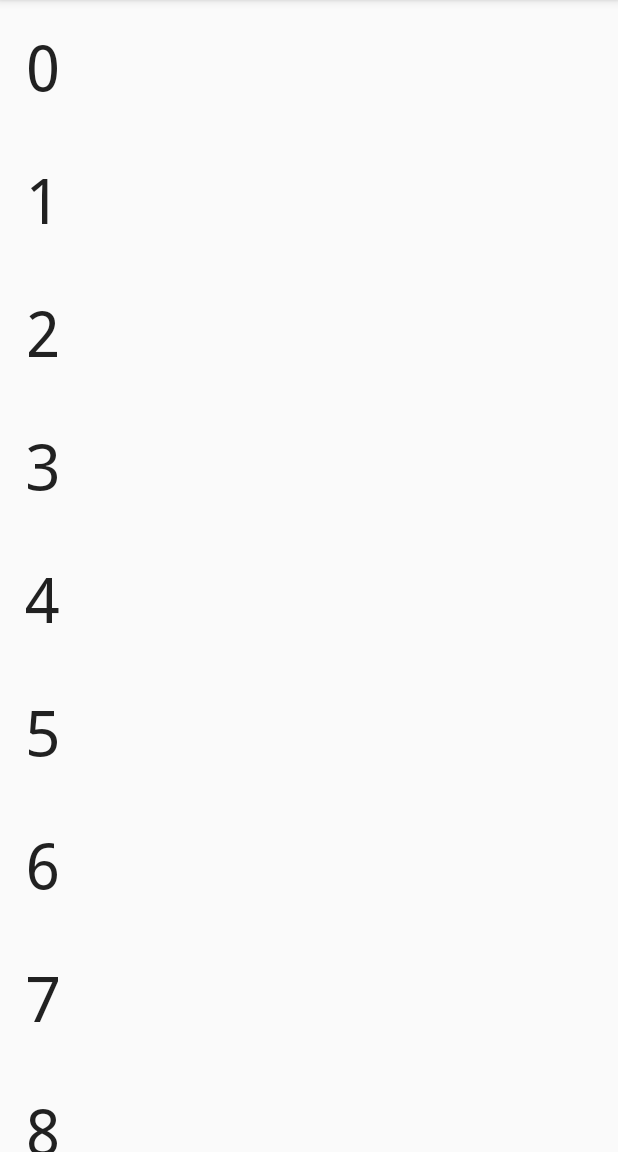
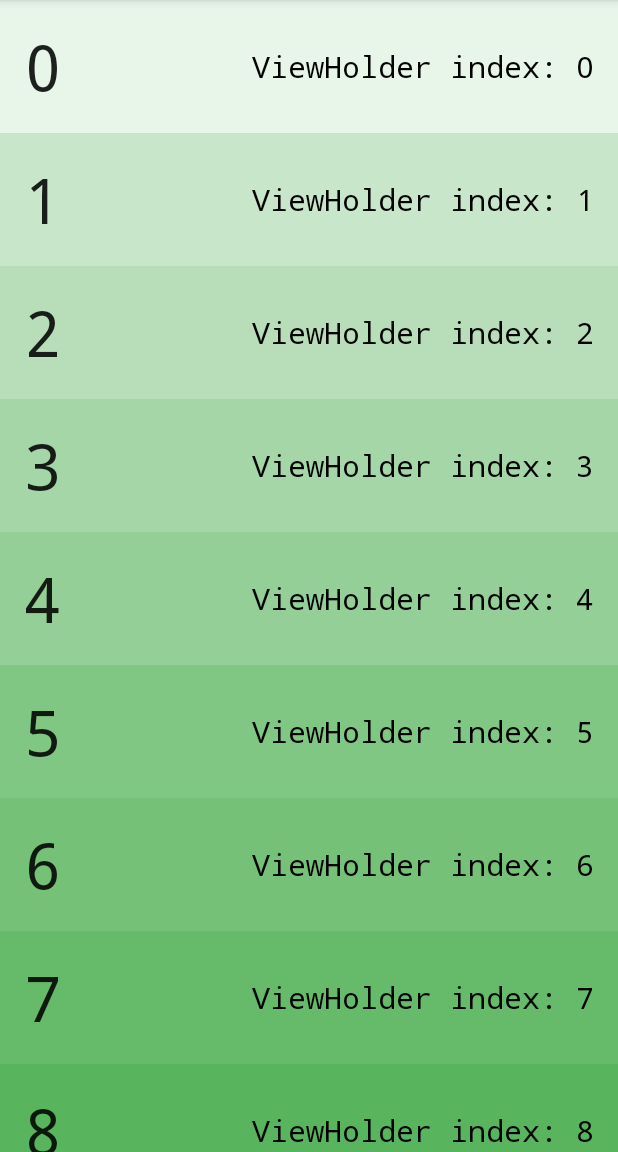
Before and after one commit to i-64/Green-Recycler-View, an Android app: the screen it shows after launch (MainActivity), on a phone screen of 412 x 824 dp, the part 84-1236 px from its top. Run offline under Robolectric (Android 15) with nearby library versions, the phone set to English and light mode, and no system bars.

Commit message:
Added green color

```diff
--- a/app/src/main/java/com/example/android/recyclerview/GreenAdapter.java
+++ b/app/src/main/java/com/example/android/recyclerview/GreenAdapter.java
@@ -39,6 +39,51 @@ public class GreenAdapter extends RecyclerView.Adapter<GreenAdapter.NumberViewHo
 
     private static final String TAG = GreenAdapter.class.getSimpleName();
 
+    // COMPLETED (8) Add a private static int called viewHolderCount that will hold the total number of ViewHolders that are created
+    /*
+     * The number of ViewHolders that have been created. Typically, you can figure out how many
+     * there should be by determining how many list items fit on your screen at once and add 2 to 4
+     * to that number. That isn't the exact formula, but will give you an idea of how many
+     * ViewHolders have been created to display any given RecyclerView.
+     *
+     * Here's some ASCII art to hopefully help you understand:
+     *
+     *    ViewHolders on screen:
+     *
+     *        *-----------------------------*
+     *        |         ViewHolder index: 0 |
+     *        *-----------------------------*
+     *        |         ViewHolder index: 1 |
+     *        *-----------------------------*
+     *        |         ViewHolder index: 2 |
+     *        *-----------------------------*
+     *        |         ViewHolder index: 3 |
+     *        *-----------------------------*
+     *        |         ViewHolder index: 4 |
+     *        *-----------------------------*
+     *        |         ViewHolder index: 5 |
+     *        *-----------------------------*
+     *        |         ViewHolder index: 6 |
+     *        *-----------------------------*
+     *        |         ViewHolder index: 7 |
+     *        *-----------------------------*
+     *
+     *    Extra ViewHolders (off screen)
+     *
+     *        *-----------------------------*
+     *        |         ViewHolder index: 8 |
+     *        *-----------------------------*
+     *        |         ViewHolder index: 9 |
+     *        *-----------------------------*
+     *        |         ViewHolder index: 10|
+     *        *-----------------------------*
+     *        |         ViewHolder index: 11|
+     *        *-----------------------------*
+     *
+     *    Total number of ViewHolders = 11
+     */
+    private static int viewHolderCount;
+
     private int mNumberItems;
 
     /**
@@ -49,7 +94,10 @@ public class GreenAdapter extends RecyclerView.Adapter<GreenAdapter.NumberViewHo
      */
     public GreenAdapter(int numberOfItems) {
         mNumberItems = numberOfItems;
+        // COMPLETED (9) When a new GreenAdapter is created, set the viewHolderCount to 0
+        viewHolderCount = 0;
     }
+
     /**
      *
      * This gets called when each new ViewHolder is created. This happens when the RecyclerView
@@ -72,6 +120,19 @@ public class GreenAdapter extends RecyclerView.Adapter<GreenAdapter.NumberViewHo
         View view = inflater.inflate(layoutIdForListItem, viewGroup, shouldAttachToParentImmediately);
         NumberViewHolder viewHolder = new NumberViewHolder(view);
 
+        // COMPLETED (12) Set the text of viewHolderIndex to "ViewHolder index: " + viewHolderCount
+        viewHolder.viewHolderIndex.setText("ViewHolder index: " + viewHolderCount);
+
+        // COMPLETED (13) Use ColorUtils.getViewHolderBackgroundColorFromInstance and pass in a Context and the viewHolderCount
+        int backgroundColorForViewHolder = ColorUtils
+                .getViewHolderBackgroundColorFromInstance(context, viewHolderCount);
+        // COMPLETED (14) Set the background color of viewHolder.itemView with the color from above
+        viewHolder.itemView.setBackgroundColor(backgroundColorForViewHolder);
+
+        // COMPLETED (15) Increment viewHolderCount and log its value
+        viewHolderCount++;
+        Log.d(TAG, "onCreateViewHolder: number of ViewHolders created: "
+                + viewHolderCount);
         return viewHolder;
     }
 
@@ -109,6 +170,9 @@ public class GreenAdapter extends RecyclerView.Adapter<GreenAdapter.NumberViewHo
 
         // Will display the position in the list, ie 0 through getItemCount() - 1
         TextView listItemNumberView;
+        // COMPLETED (10) Add a TextView variable to display the ViewHolder index
+        // Will display which ViewHolder is displaying this data
+        TextView viewHolderIndex;
 
         /**
          * Constructor for our ViewHolder. Within this constructor, we get a reference to our
@@ -121,6 +185,9 @@ public class GreenAdapter extends RecyclerView.Adapter<GreenAdapter.NumberViewHo
             super(itemView);
 
             listItemNumberView = (TextView) itemView.findViewById(R.id.tv_item_number);
+
+            // COMPLETED (11) Use itemView.findViewById to get a reference to tv_view_holder_instance
+            viewHolderIndex = (TextView) itemView.findViewById(R.id.tv_view_holder_instance);
         }
 
         /**
--- a/app/src/main/res/layout/number_list_item.xml
+++ b/app/src/main/res/layout/number_list_item.xml
@@ -29,4 +29,21 @@
         android:fontFamily="monospace"
         android:textSize="42sp"
         tools:text="#42" />
+
+    <!--COMPLETED (1) Add a TextView with id "@+id/tv_view_holder_instance-->
+    <!--COMPLETED (2) Set the style to @style/TextAppearance.AppCompat.Title-->
+    <!--COMPLETED (3) Set the width and the height to wrap_content-->
+    <!--COMPLETED (4) Align the TextView to the end of the parent-->
+    <!--COMPLETED (5) Align the TextView in the center vertically-->
+    <!--COMPLETED (6) Set the font family to monospace-->
+    <!--COMPLETED (7) Set the text color to "#000"-->
+    <TextView
+        android:id="@+id/tv_view_holder_instance"
+        style="@style/TextAppearance.AppCompat.Title"
+        android:layout_width="wrap_content"
+        android:layout_height="wrap_content"
+        android:layout_gravity="center_vertical|end"
+        android:fontFamily="monospace"
+        android:textColor="#000"
+        tools:text="ViewHolder instance: 7" />
 </FrameLayout>
```
Also changed, not shown: app/src/main/java/com/example/android/recyclerview/MainActivity.java (+0 -10 lines).
